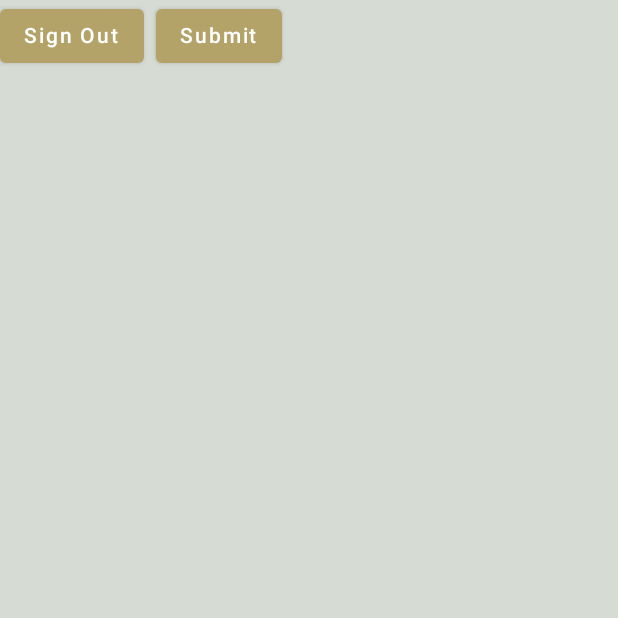
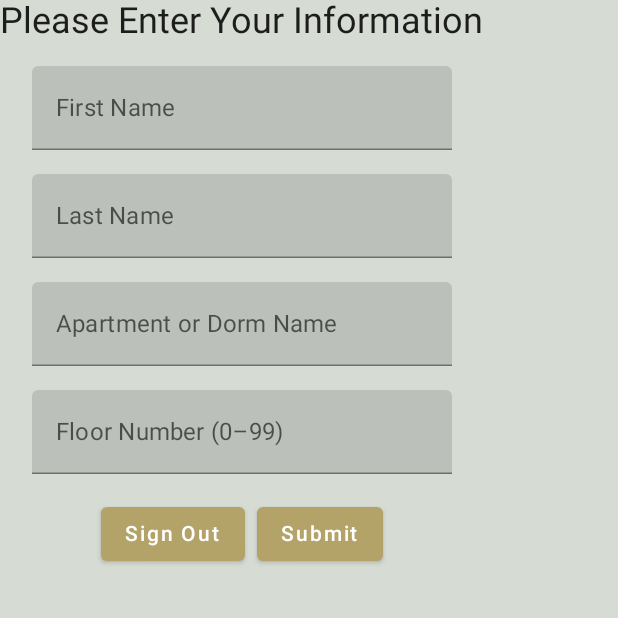
Before and after one commit to mrgbarmstrong/gba_mobile_apps_1, an Android app built with Jetpack Compose: the composable InfoInput shown on its own in the app's theme, on a phone screen of 412 x 824 dp, the top half of it. Run offline under Robolectric (Android 15) with nearby library versions, the phone set to English and light mode, and no system bars; libraries missing offline, so code that uses them is left out: com.firebase.ui.

Commit message:
adding text fields for user input

```diff
--- a/app/build.gradle
+++ b/app/build.gradle
@@ -63,6 +63,8 @@ dependencies {
     implementation 'com.google.android.material:material:1.8.0'
     implementation 'androidx.annotation:annotation:1.3.0'
     implementation 'com.google.android.gms:play-services-auth:19.2.0'
+    implementation "com.squareup.retrofit2:retrofit:2.9.0"
+    implementation "com.squareup.retrofit2:converter-scalars:2.9.0"
     implementation 'androidx.constraintlayout:constraintlayout:2.1.4'
     implementation 'androidx.lifecycle:lifecycle-livedata-ktx:2.5.1'
     implementation 'androidx.lifecycle:lifecycle-viewmodel-ktx:2.5.1'
--- a/app/src/main/java/com/example/gbamobileapps1/SurveyActivity.kt
+++ b/app/src/main/java/com/example/gbamobileapps1/SurveyActivity.kt
@@ -7,11 +7,12 @@ import androidx.activity.compose.setContent
 import androidx.compose.foundation.Image
 import androidx.compose.foundation.background
 import androidx.compose.foundation.layout.*
-import androidx.compose.material.Button
-import androidx.compose.material.MaterialTheme
-import androidx.compose.material.Surface
-import androidx.compose.material.Text
+import androidx.compose.material.*
 import androidx.compose.runtime.Composable
+import androidx.compose.runtime.getValue
+import androidx.compose.runtime.mutableStateOf
+import androidx.compose.runtime.remember
+import androidx.compose.runtime.setValue
 import androidx.compose.ui.Alignment
 import androidx.compose.ui.Modifier
 import androidx.compose.ui.layout.ContentScale
@@ -75,13 +76,70 @@ fun TopAppBar(modifier: Modifier = Modifier) {
 }
 
 @Composable
+fun OnOrOffRadio(modifier: Modifier) {
+
+}
+
+@Composable
 fun InfoInput(modifier: Modifier = Modifier) {
     val current_context = LocalContext.current
     val main_intent = Intent(current_context, MainActivity::class.java)
 
+
+
+    var fName by remember {mutableStateOf("")}
+    var lName by remember {mutableStateOf("")}
+    var housingName by remember {mutableStateOf("")}
+    var floorNum by remember {mutableStateOf("")}
+
+    val final_fname = fName
+    val final_lname = lName
+    val final_housingName = housingName
+    val final_floornum = floorNum.toIntOrNull() ?: -1
+
     Column(
-        modifier = modifier
+        modifier = modifier,
+        horizontalAlignment = Alignment.CenterHorizontally
     ) {
+        Text(
+            text = stringResource(R.string.howto),
+            fontSize = 24.sp
+        )
+
+        Spacer(Modifier.height(16.dp))
+
+        TextField(
+            label = { Text (stringResource(R.string.fname)) },
+            value = fName,
+            onValueChange = { fName = it }
+        )
+
+        Spacer(Modifier.height(16.dp))
+
+        TextField(
+            label = { Text (stringResource(R.string.lname)) },
+            value = lName,
+            onValueChange = { lName = it }
+        )
+
+        Spacer(Modifier.height(16.dp))
+
+        TextField(
+            label = { Text (stringResource(R.string.housing_name)) },
+            value = housingName,
+            onValueChange = { housingName = it }
+        )
+
+        Spacer(Modifier.height(16.dp))
+
+        TextField(
+            label = { Text (stringResource(R.string.floor)) },
+            value = floorNum,
+            onValueChange = { floorNum = it }
+        )
+
+        Spacer(Modifier.height(16.dp))
+
         Row(horizontalArrangement = Arrangement.spacedBy(8.dp)) {
             Button(onClick =  {
                 AuthUI.getInstance().signOut(current_context)
--- a/app/src/main/res/values/strings.xml
+++ b/app/src/main/res/values/strings.xml
@@ -10,4 +10,5 @@
     <string name="welcome">Welcome to the GT Survey App</string>
     <string name="title_activity_survey">SurveyActivity</string>
     <string name="sign_error">Error Signing In. Please Try Again.</string>
+    <string name="howto">Please Enter Your Information</string>
 </resources>
```
